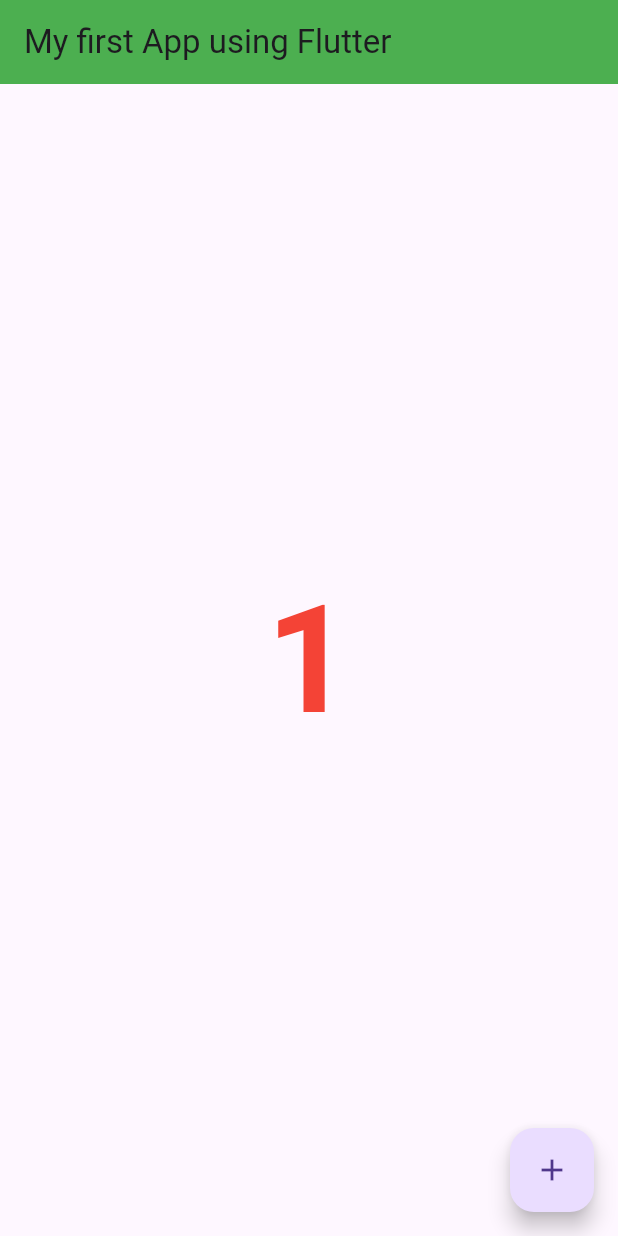
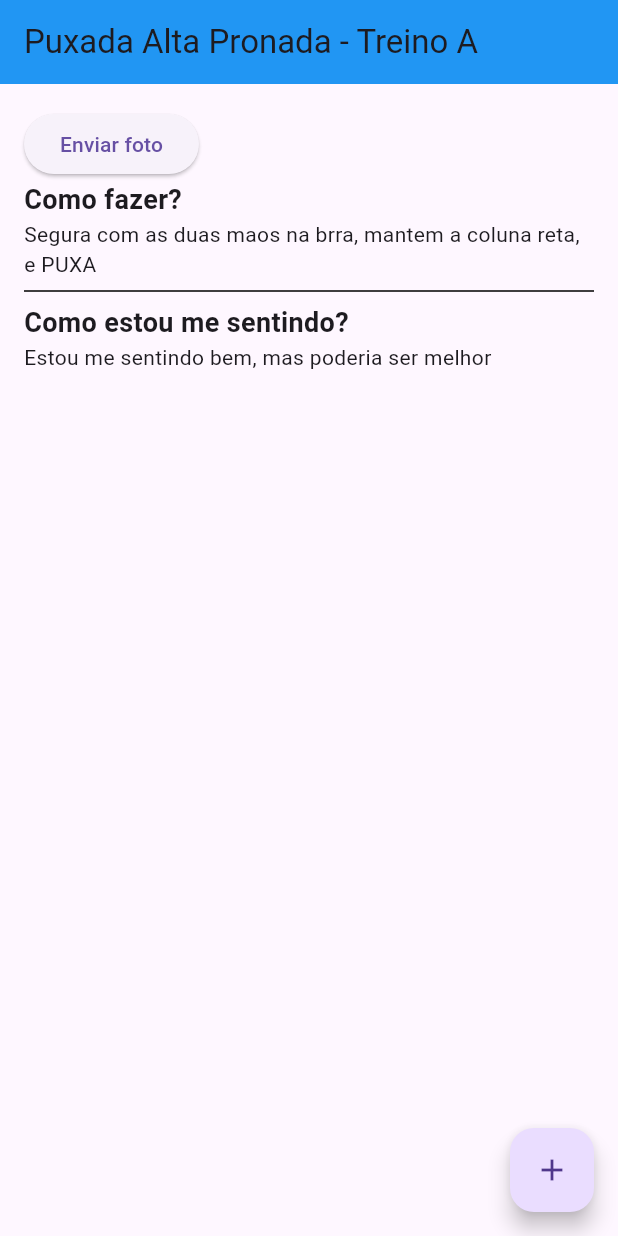
Before and after one commit to giovaniocan/gym_app_flutter_project, a Flutter app: the screen it shows after launch, after a tap on the "add" icon, on a phone screen of 412 x 824 dp. Run offline on Flutter 3.47's test engine with Material 3 defaults, Android fonts, the phone set to English and light mode, and no system bars.

Commit message:
refactor: replace StatefulWidget with StatelessWidget and implement ExerciceScreen

```diff
--- a/lib/main.dart
+++ b/lib/main.dart
@@ -1,46 +1,17 @@
 import "package:flutter/material.dart";
+import "package:flutter_project_1/screens/exercice_screen.dart";
 
 void main() {
   runApp(const MyApp());
 }
 
-class MyApp extends StatefulWidget {
+class MyApp extends StatelessWidget {
   const MyApp({super.key});
 
   @override
-  State<MyApp> createState() => _MyAppState();
-}
-
-class _MyAppState extends State<MyApp> {
-  int count = 0;
-
-  @override
   Widget build(BuildContext context) {
-    return MaterialApp(
-      home: Scaffold(
-        appBar: AppBar(
-          backgroundColor: Colors.green,
-          title: const Text('My first App using Flutter'),
-        ),
-        floatingActionButton: FloatingActionButton(
-          onPressed: () {
-            setState(() {
-              count++;
-            });
-          },
-          child: const Icon(Icons.add),
-        ),
-        body: Center(
-          child: Text(
-            '$count',
-            style: TextStyle(
-              fontSize: 100,
-              color: count % 2 == 0 ? Colors.blue : Colors.red,
-              fontWeight: FontWeight.bold,
-            ),
-          ),
-        ),
-      ),
+    return const MaterialApp(
+      home: ExerciceScreen(),
     );
   }
 }
--- /dev/null
+++ b/lib/screens/exercice_screen.dart
@@ -0,0 +1,54 @@
+import 'package:flutter/material.dart';
+
+class ExerciceScreen extends StatelessWidget {
+  const ExerciceScreen({super.key});
+
+  @override
+  Widget build(BuildContext context) {
+    return Scaffold(
+      appBar: AppBar(
+        title: const Text('Puxada Alta Pronada - Treino A'),
+        backgroundColor: Colors.blue,
+      ),
+      floatingActionButton: FloatingActionButton(
+        onPressed: () {
+          print("FOI CLIDADO BB");
+        },
+        child: const Icon(Icons.add),
+      ),
+      body: Padding(
+        padding: const EdgeInsets.all(16.0),
+        child: Column(
+          crossAxisAlignment: CrossAxisAlignment.start,
+          children: [
+            ElevatedButton(
+              onPressed: () {},
+              child: const Text("Enviar foto"),
+            ),
+            const Text(
+              "Como fazer?",
+              style: TextStyle(
+                fontWeight: FontWeight.bold,
+                fontSize: 18,
+              ),
+            ),
+            const Text(
+                "Segura com as duas maos na brra, mantem a coluna reta, e PUXA"),
+            const Divider(
+              color: Colors.black,
+              thickness: 1,
+            ),
+            const Text(
+              "Como estou me sentindo?",
+              style: TextStyle(
+                fontWeight: FontWeight.bold,
+                fontSize: 18,
+              ),
+            ),
+            const Text("Estou me sentindo bem, mas poderia ser melhor"),
+          ],
+        ),
+      ),
+    );
+  }
+}
```
